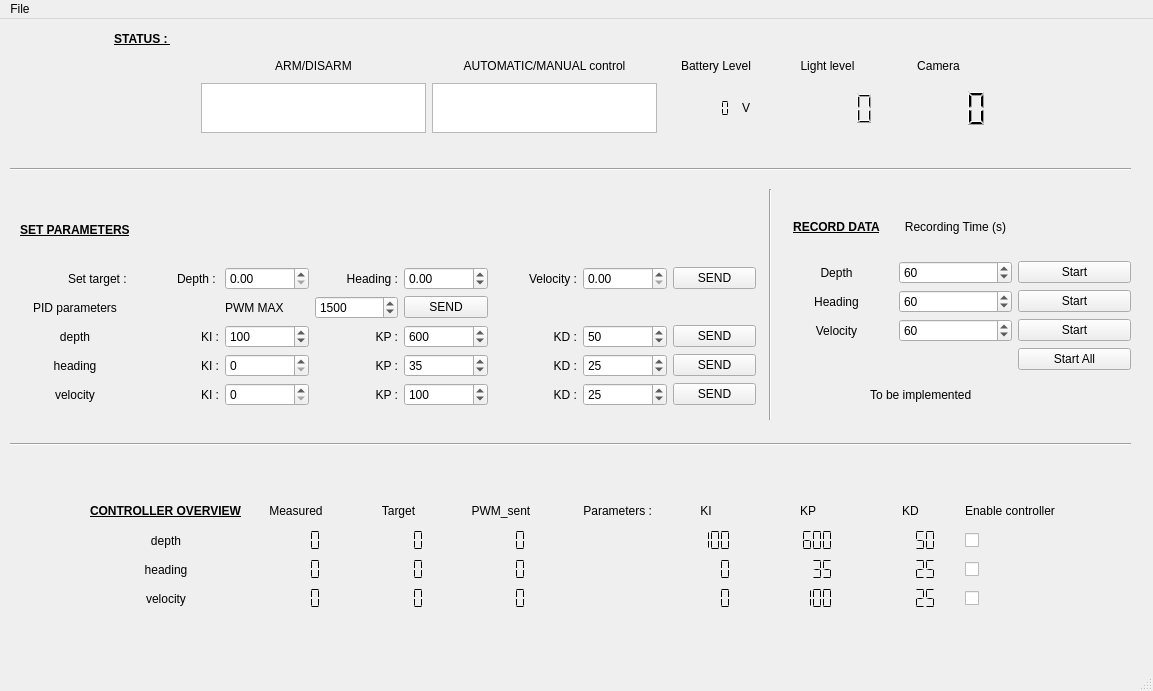
Qt form src/interface/BlueRov2.ui (cyrilcotsaftis/bluerov_ros_playground) before a commit.
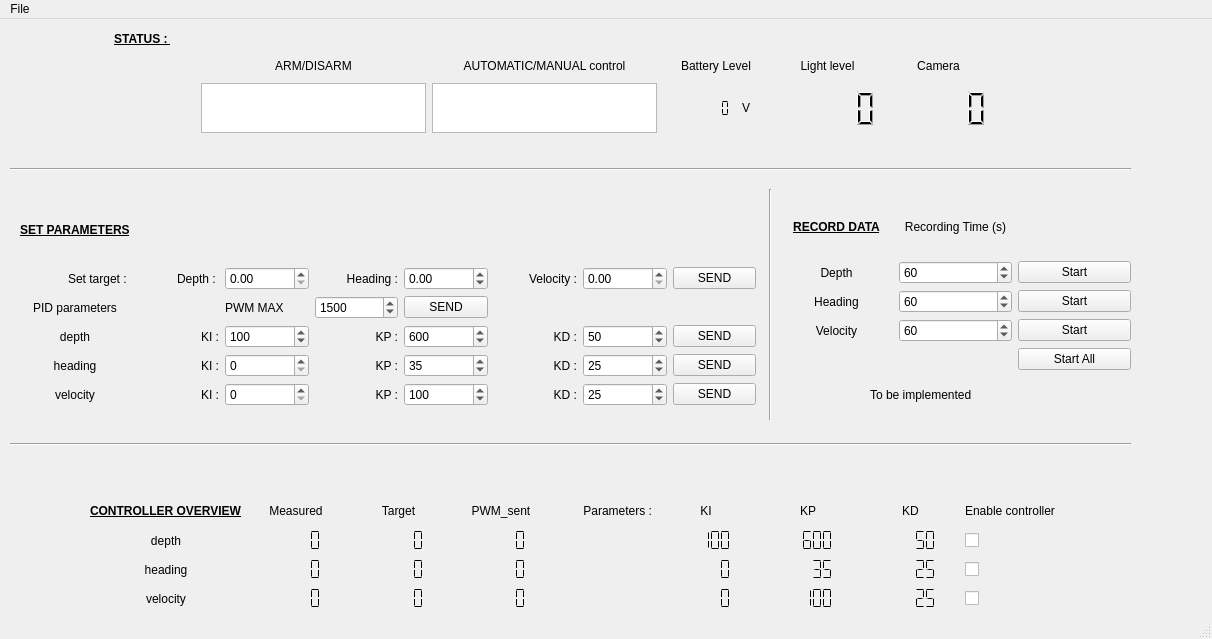
The same form after that commit.

Commit message: implementation de record des topics avec rosbag

```diff
--- a/src/interface/BlueRov2.ui
+++ b/src/interface/BlueRov2.ui
@@ -6,8 +6,8 @@
    <rect>
     <x>0</x>
     <y>0</y>
-    <width>1153</width>
-    <height>691</height>
+    <width>1212</width>
+    <height>639</height>
    </rect>
   </property>
   <property name="sizePolicy">
@@ -953,7 +953,7 @@
         <enum>QFrame::NoFrame</enum>
        </property>
        <property name="smallDecimalPoint">
-        <bool>true</bool>
+        <bool>false</bool>
        </property>
       </widget>
      </item>
@@ -1165,7 +1165,7 @@
     <rect>
      <x>0</x>
      <y>0</y>
-     <width>1153</width>
+     <width>1212</width>
      <height>25</height>
     </rect>
    </property>
```
Left out of the diff: 4 changed lines with no effect on the pictures. The commit also changes 2 other files.
